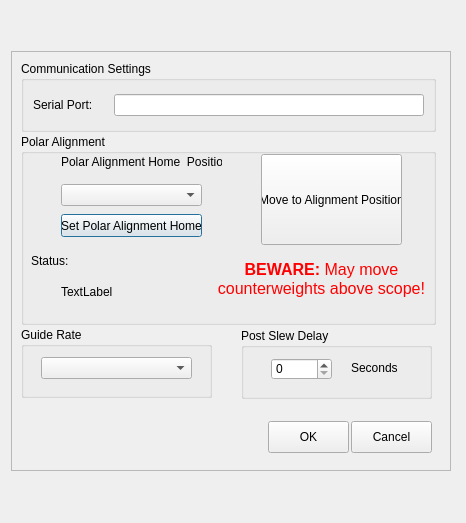
Above: Skywatcher.ui from rpineau/SkyWatcher before the change. Below: the same form after it.
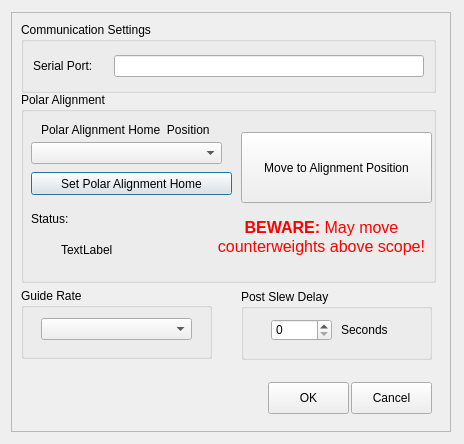
That is the form after the change. Custom widgets are drawn as their Qt base class.

Patch:
```diff
--- a/Skywatcher.ui
+++ b/Skywatcher.ui
@@ -6,8 +6,8 @@
    <rect>
     <x>0</x>
     <y>0</y>
-    <width>466</width>
-    <height>523</height>
+    <width>464</width>
+    <height>444</height>
    </rect>
   </property>
   <property name="sizePolicy">
@@ -16,6 +16,18 @@
     <verstretch>0</verstretch>
    </sizepolicy>
   </property>
+  <property name="minimumSize">
+   <size>
+    <width>464</width>
+    <height>444</height>
+   </size>
+  </property>
+  <property name="maximumSize">
+   <size>
+    <width>464</width>
+    <height>444</height>
+   </size>
+  </property>
   <property name="windowTitle">
    <string>Setup Skywatcher</string>
   </property>
@@ -138,7 +150,7 @@
       <property name="geometry">
        <rect>
         <x>10</x>
-        <y>83</y>
+        <y>80</y>
         <width>415</width>
         <height>191</height>
        </rect>
@@ -155,9 +167,9 @@
       <widget class="QPushButton" name="pushButton">
        <property name="geometry">
         <rect>
-         <x>40</x>
+         <x>10</x>
          <y>80</y>
-         <width>141</width>
+         <width>201</width>
          <height>23</height>
         </rect>
        </property>
@@ -177,10 +189,10 @@
       <widget class="QPushButton" name="pushButton_2">
        <property name="geometry">
         <rect>
-         <x>240</x>
-         <y>20</y>
-         <width>141</width>
-         <height>91</height>
+         <x>220</x>
+         <y>40</y>
+         <width>191</width>
+         <height>71</height>
         </rect>
        </property>
        <property name="toolTip">
@@ -194,9 +206,9 @@
       <widget class="QComboBox" name="comboBox">
        <property name="geometry">
         <rect>
-         <x>40</x>
+         <x>10</x>
          <y>50</y>
-         <width>141</width>
+         <width>191</width>
          <height>22</height>
         </rect>
        </property>
@@ -207,9 +219,9 @@
       <widget class="QLabel" name="label">
        <property name="geometry">
         <rect>
-         <x>40</x>
-         <y>20</y>
-         <width>161</width>
+         <x>20</x>
+         <y>30</y>
+         <width>201</width>
          <height>16</height>
         </rect>
        </property>
@@ -336,10 +348,10 @@
       <widget class="QLabel" name="label_5">
        <property name="geometry">
         <rect>
-         <x>110</x>
+         <x>100</x>
          <y>33</y>
-         <width>47</width>
-         <height>13</height>
+         <width>71</width>
+         <height>16</height>
         </rect>
        </property>
        <property name="text">
```
